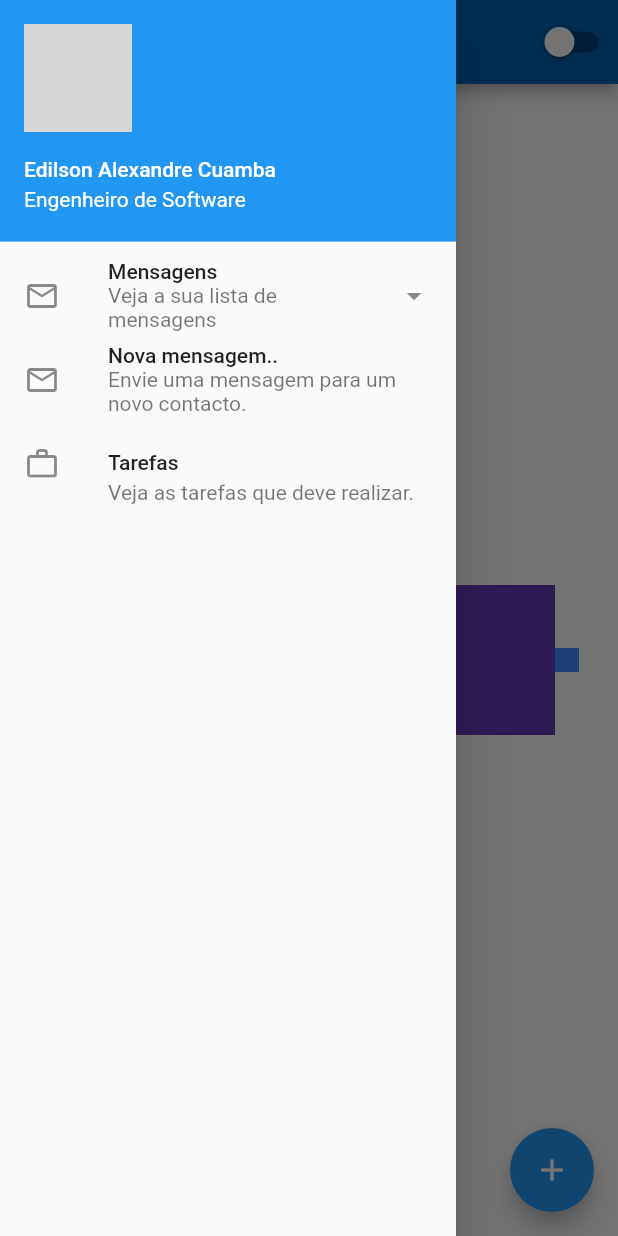
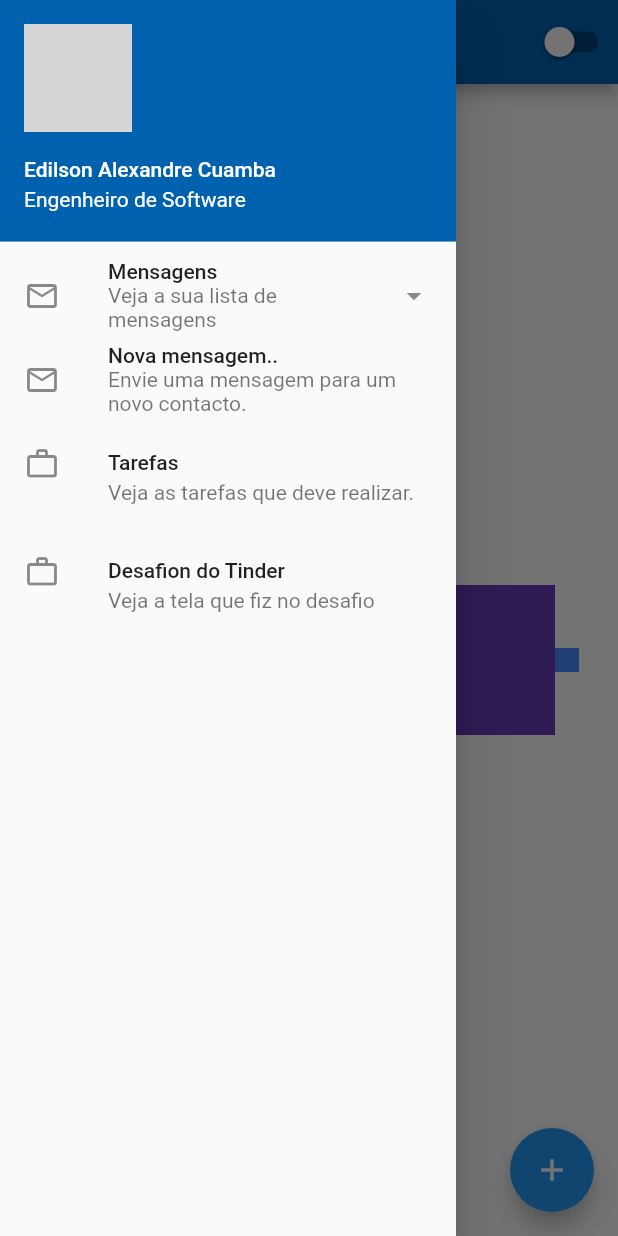
Before and after one commit to EACUAMBA/curso-de-flutter-by-flutterando, a Flutter app: the HomePage screen opened by its route, with the side drawer open, on a phone screen of 412 x 824 dp. Run offline on Flutter 3.47's test engine with Material 2 defaults, Android fonts, the phone set to English and light mode, and no system bars; our stand-ins replace flutter_svg; network calls fail; grey boxes are pictures that could not be loaded.

Commit message:
27. Fiz o desafio de Flutter de fazer uma tela de login  da Tinder com flutter e o conhecimento que tenho.

```diff
--- a/lib/app_widget.dart
+++ b/lib/app_widget.dart
@@ -1,5 +1,6 @@
 
 import 'package:curso_de_flutter_by_fluterrando/app_controller.dart';
+import 'package:curso_de_flutter_by_fluterrando/desafios/tela_do_tinder/main.dart';
 import 'package:curso_de_flutter_by_fluterrando/home_page.dart';
 import 'package:curso_de_flutter_by_fluterrando/login_page.dart';
 import 'package:flutter/material.dart';
@@ -22,6 +23,7 @@ class Appwidget extends StatelessWidget {
           routes: {
             '/' : (context)=> LoginPageWidget(),
             '/home': (context)=> HomePage(),
+            '/tinder-login': (context)=> TinderLogin(),
           },
           debugShowCheckedModeBanner: true,
         );
--- a/lib/home_page.dart
+++ b/lib/home_page.dart
@@ -24,7 +24,8 @@ class HomePageState extends State<HomePage> {
           child: Column(
             children: [
               UserAccountsDrawerHeader(
-                accountName:Text("Edilson Alexandre Cuamba") ,
+                decoration: BoxDecoration(color: Color.fromRGBO(0, 98, 175, 1)),
+                accountName:Text("Edilson Alexandre Cuamba"),
                 accountEmail: Text("Engenheiro de Software"),
                 currentAccountPicture: ClipOval(
                   child: Image.network('https://media-exp1.licdn.com/dms/image/C4D03AQHorgygUskcSQ/profile-displayphoto-shrink_200_200/0/1625686861244?e=1648684800&v=beta&t=JgCay-z5oVKWVhTwvcyDWIupK5r9RzhL56jgn9UYofs'),
@@ -46,6 +47,15 @@ class HomePageState extends State<HomePage> {
                 leading: Icon(Icons.work_outline_outlined),
                 title: Text("Tarefas"),
                 subtitle: Text("Veja as tarefas que deve realizar."),
+              ),
+              ListTile(
+                leading: Icon(Icons.work_outline_outlined),
+                title: Text("Desafion do Tinder"),
+                subtitle: Text("Veja a tela que fiz no desafio"),
+                enabled: true,
+                onTap: (){
+                  Navigator.of(context).pushNamed('/tinder-login');
+                }
               )
 
             ],
--- a/lib/login_page.dart
+++ b/lib/login_page.dart
@@ -75,6 +75,8 @@ class LoginPageState extends State<LoginPageWidget> {
                                 Navigator.of(context).pushReplacementNamed('/home');
                               } else {
                                 print("Email ou senha incorecta.");
+                                Navigator.of(context).pushReplacementNamed('/home');
+
                               }
                             },
                             style: ButtonStyle(
--- a/pubspec.yaml
+++ b/pubspec.yaml
@@ -60,6 +60,7 @@ flutter:
   assets:
     - assets/icon/logo.svg
     - assets/img/background.jpg
+    - assets/icon/tinder.svg
 
   # To add assets to your application, add an assets section, like this:
   # assets:
```
Also changed, not shown: lib/desafios/tela_do_tinder/main.dart (added, +75 -0 lines), assets/icon/tinder.svg (added).
